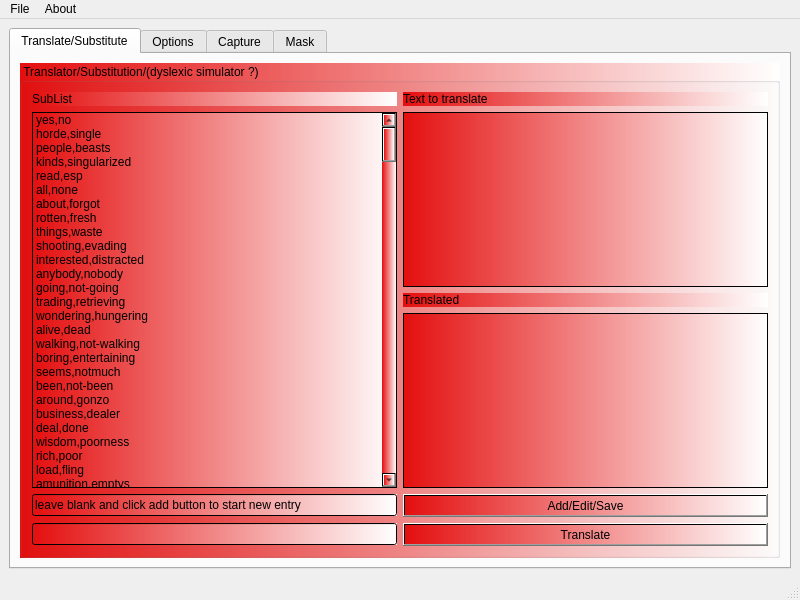
Qt form mainwindow.ui (netpipe/RightHand) before a commit.
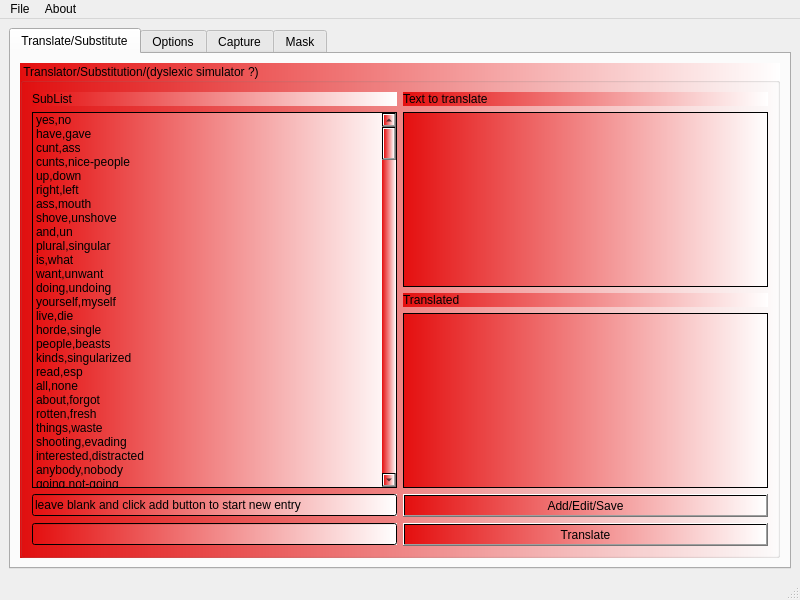
The same form after that commit.

The edit to the form file:
```diff
--- a/mainwindow.ui
+++ b/mainwindow.ui
@@ -57,6 +57,76 @@
                <string>yes,no</string>
               </property>
              </item>
+             <item>
+              <property name="text">
+               <string>have,gave</string>
+              </property>
+             </item>
+             <item>
+              <property name="text">
+               <string>cunt,ass</string>
+              </property>
+             </item>
+             <item>
+              <property name="text">
+               <string>cunts,nice-people</string>
+              </property>
+             </item>
+             <item>
+              <property name="text">
+               <string>up,down</string>
+              </property>
+             </item>
+             <item>
+              <property name="text">
+               <string>right,left</string>
+              </property>
+             </item>
+             <item>
+              <property name="text">
+               <string>ass,mouth</string>
+              </property>
+             </item>
+             <item>
+              <property name="text">
+               <string>shove,unshove</string>
+              </property>
+             </item>
+             <item>
+              <property name="text">
+               <string>and,un</string>
+              </property>
+             </item>
+             <item>
+              <property name="text">
+               <string>plural,singular</string>
+              </property>
+             </item>
+             <item>
+              <property name="text">
+               <string>is,what</string>
+              </property>
+             </item>
+             <item>
+              <property name="text">
+               <string>want,unwant</string>
+              </property>
+             </item>
+             <item>
+              <property name="text">
+               <string>doing,undoing</string>
+              </property>
+             </item>
+             <item>
+              <property name="text">
+               <string>yourself,myself</string>
+              </property>
+             </item>
+             <item>
+              <property name="text">
+               <string>live,die</string>
+              </property>
+             </item>
              <item>
               <property name="text">
                <string>horde,single</string>
```
Left out of the diff: 11 changed lines with no effect on the pictures.
